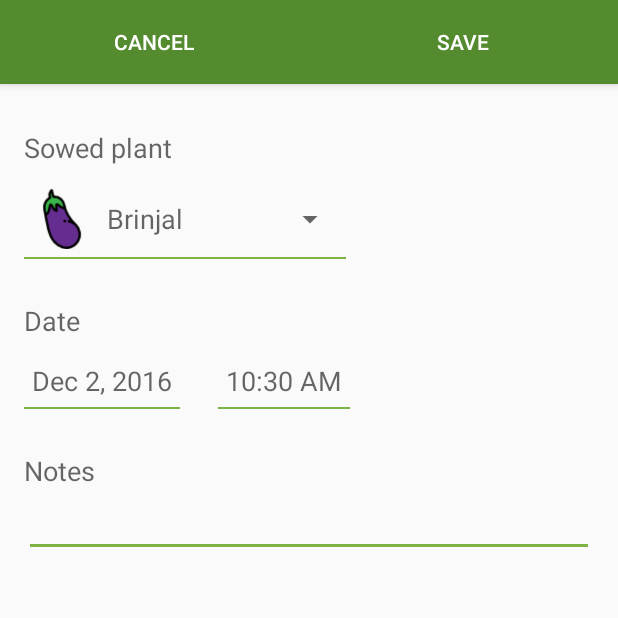
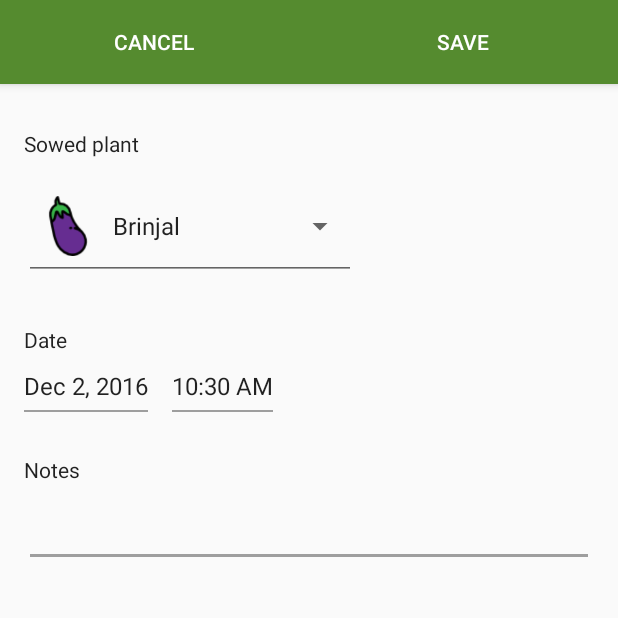
Before and after one commit to jmuthu/Poovali, an Android app: the AddEventActivity screen opened directly, with no data from a screen before it, on a phone screen of 412 x 824 dp, the top half of it. Run offline under Robolectric (Android 15) with nearby library versions, the phone set to English and light mode, and no system bars.

Commit message:
Fixed the layout of the add event, font sizes to material standards and colors.

```diff
--- a/app/src/main/res/layout/content_add_event.xml
+++ b/app/src/main/res/layout/content_add_event.xml
@@ -12,9 +12,6 @@
         android:id="@+id/content_add_event"
         android:layout_width="match_parent"
         android:layout_height="match_parent"
-        android:paddingBottom="@dimen/activity_vertical_margin"
-        android:paddingLeft="@dimen/activity_horizontal_margin"
-        android:paddingRight="@dimen/activity_horizontal_margin"
         tools:context="com.github.jmuthu.poovali.activity.AddEventActivity"
         tools:showIn="@layout/activity_add_event">
 
@@ -28,16 +25,9 @@
             style="@style/ThemeSpinner"
             android:layout_width="wrap_content"
             android:layout_height="wrap_content"
+            android:layout_marginStart="@dimen/list_icon_padding_start"
             android:layout_below="@+id/event_type_label"
             android:focusable="true" />
-
-        <View
-            android:layout_width="0dp"
-            android:layout_height="1dp"
-            android:layout_alignEnd="@+id/event_type_spinner"
-            android:layout_alignStart="@+id/event_type_spinner"
-            android:layout_below="@+id/event_type_spinner"
-            android:background="@color/underline" />
 
         <TextView
             android:id="@+id/plant_label"
@@ -48,17 +38,10 @@
         <Spinner
             android:id="@+id/plant_type_spinner"
             style="@style/ThemeSpinner"
+            android:layout_marginStart="@dimen/list_icon_padding_start"
             android:layout_width="wrap_content"
             android:layout_height="wrap_content"
             android:layout_below="@+id/plant_label" />
-
-        <View
-            android:layout_width="0dp"
-            android:layout_height="1dp"
-            android:layout_alignEnd="@+id/plant_type_spinner"
-            android:layout_alignStart="@+id/plant_type_spinner"
-            android:layout_below="@+id/plant_type_spinner"
-            android:background="@color/underline" />
 
         <TextView
             android:id="@+id/date_label"
@@ -68,11 +51,12 @@
 
         <TextView
             android:id="@+id/date"
-            style="@android:style/TextAppearance.Material.Medium"
+            style="@android:style/TextAppearance.Material.Subhead"
             android:layout_width="wrap_content"
             android:layout_height="wrap_content"
             android:layout_below="@+id/date_label"
-            android:padding="5dp"
+            android:paddingStart="@dimen/list_icon_padding_start"
+            android:layout_marginBottom="5dp"
             android:background="?android:attr/selectableItemBackground"
             android:clickable="true"
             android:onClick="showDatePickerDialog" />
@@ -81,19 +65,20 @@
             android:id="@+id/date_line"
             android:layout_width="0dp"
             android:layout_height="1dp"
+            android:layout_marginStart="@dimen/list_icon_padding_start"
             android:layout_alignEnd="@+id/date"
             android:layout_alignStart="@+id/date"
             android:layout_below="@id/date"
-            android:background="@color/underline" />
+            android:background="#9E9E9E" />
 
         <TextView
             android:id="@+id/time"
-            style="@android:style/TextAppearance.Material.Medium"
+            style="@android:style/TextAppearance.Material.Subhead"
             android:layout_width="wrap_content"
             android:layout_height="wrap_content"
             android:layout_below="@+id/date_label"
-            android:padding="5dp"
-            android:layout_marginStart="25dp"
+            android:layout_marginStart="@dimen/list_icon_padding_start"
+            android:layout_marginBottom="5dp"
             android:layout_toEndOf="@id/date"
             android:gravity="center"
             android:onClick="showTimePickerDialog" />
@@ -104,7 +89,7 @@
             android:layout_alignEnd="@+id/time"
             android:layout_alignStart="@+id/time"
             android:layout_below="@+id/time"
-            android:background="@color/underline" />
+            android:background="#9E9E9E" />
 
         <TextView
             android:id="@+id/event_description_label"
@@ -117,12 +102,13 @@
             android:layout_width="match_parent"
             android:layout_height="wrap_content"
             android:layout_below="@+id/event_description_label"
-            android:backgroundTint="@color/underline"
+            android:layout_marginStart="@dimen/list_icon_padding_start"
+            android:layout_marginEnd="@dimen/list_text_padding_end"
+            android:backgroundTint="#9E9E9E"
             android:inputType="textCapSentences|textMultiLine"
             android:maxLength="2000"
             android:maxLines="4"
             android:minLines="1"
-            android:padding="5dp"
             android:labelFor="@id/event_description"
             android:textCursorDrawable="@drawable/cursor" />
     </RelativeLayout>
--- a/app/src/main/res/layout/spinner_item.xml
+++ b/app/src/main/res/layout/spinner_item.xml
@@ -9,13 +9,14 @@
         android:id="@+id/img"
         android:layout_width="40dp"
         android:layout_height="40dp"
-        android:layout_gravity="center_vertical"/>
+        android:scaleType="fitCenter" />
     <TextView
         android:id="@+id/txt"
         android:layout_width="wrap_content"
         android:layout_height="wrap_content"
-        android:paddingLeft="10dp"
-        style="@android:style/TextAppearance.Material.Medium"
+        android:layout_marginStart="10dp"
+        android:layout_marginEnd="@dimen/list_text_padding_end"
+        style="@android:style/TextAppearance.Material.Subhead"
         android:layout_gravity="center_vertical">
     </TextView>
 </LinearLayout>
--- a/app/src/main/res/values/styles.xml
+++ b/app/src/main/res/values/styles.xml
@@ -20,7 +20,7 @@
     <style name="AppTheme.PopupOverlay" parent="ThemeOverlay.AppCompat.Light" />
 
     <style name="Label" parent="@android:style/TextAppearance.Material.Title">
-        <item name="android:layout_marginTop">10dp</item>
+        <item name="android:layout_marginTop">@dimen/list_padding_top</item>
         <item name="android:layout_width">fill_parent</item>
         <item name="android:layout_height">wrap_content</item>
     </style>
@@ -35,18 +35,14 @@
         <item name="android:clickable">true</item>
     </style>
 
-    <style name="AddEventLabel" parent="@android:style/TextAppearance.Material.Medium">
+    <style name="AddEventLabel" parent="@android:style/TextAppearance.Material.Body1">
         <item name="android:layout_marginTop">30sp</item>
         <item name="android:layout_marginBottom">10sp</item>
+        <item name="android:paddingStart">@dimen/list_icon_padding_start</item>
         <item name="android:layout_width">fill_parent</item>
         <item name="android:layout_height">wrap_content</item>
     </style>
 
-    <style name="ThemeSpinner" parent="@android:style/Widget.Material.Spinner">
-        <!--
-        <item name="colorAccent">@color/underline</item>
-        <item name="colorControlNormal">@color/underline</item>
-        <item name="colorControlActivated">@color/underline</item>
-        <item name="colorControlHighlight">@color/underline</item-->
-    </style>
+    <style name="ThemeSpinner" parent="@android:style/Widget.Material.Spinner.Underlined" />
+
 </resources>
```
